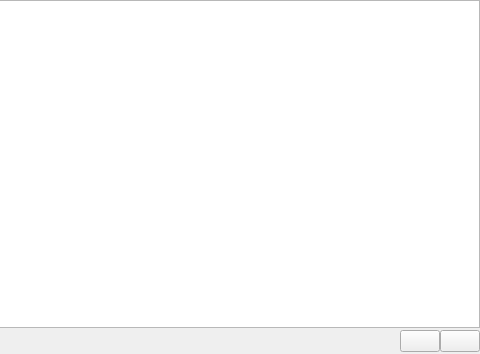
First picture: the form in dialog.ui, repository bnufree/Hq, before the edit; both pictures show x 372 to 852 and y 0 to 354 of the 852 by 354 pixel window.
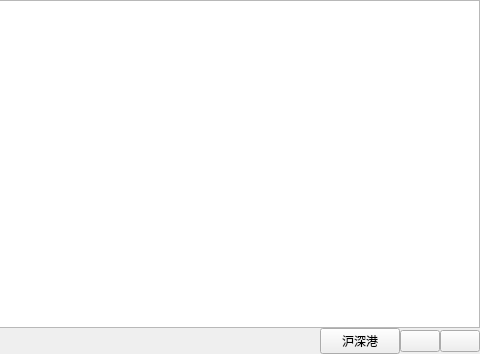
Second picture: the form after the edit.

```diff
--- a/dialog.ui
+++ b/dialog.ui
@@ -217,6 +217,13 @@
        </property>
       </spacer>
      </item>
+     <item>
+      <widget class="QPushButton" name="HSGTBTN">
+       <property name="text">
+        <string>沪深港</string>
+       </property>
+      </widget>
+     </item>
      <item>
       <widget class="QPushButton" name="minBtn">
        <property name="text">
```
